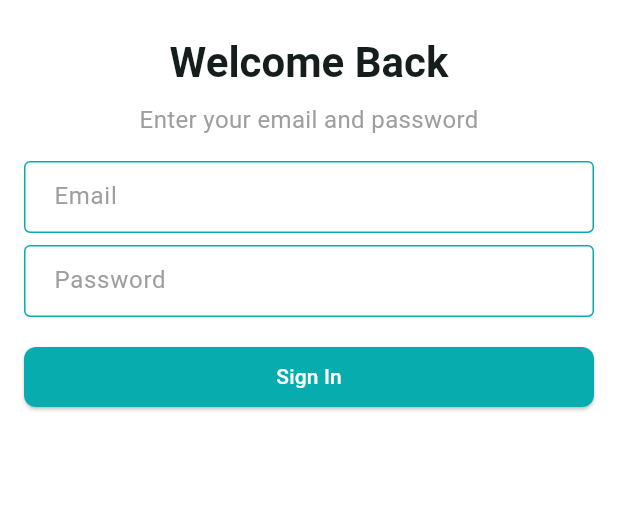
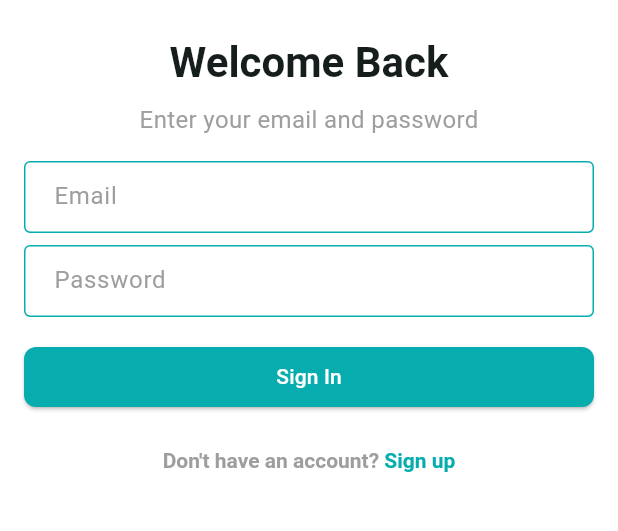
Before and after one commit to Safat11/E-commerce, a Flutter app: the screen it shows after launch, on a phone screen of 412 x 824 dp, the part 303-834 px from its top. Run offline on Flutter 3.47's test engine with Material 3 defaults, Android fonts, the phone set to English and light mode, and no system bars; our stand-ins replace firebase_core, firebase_crashlytics, flutter_svg, pin_code_fields; accounts and stored records are empty.

Commit message:
Review Screen -- Verify OTP Screen - SignIn-SignUp

```diff
--- a/lib/app/app_routes.dart
+++ b/lib/app/app_routes.dart
@@ -1,21 +1,26 @@
 import 'package:ecommerce/features/auth/ui/screens/sign_in_screen.dart';
+import 'package:ecommerce/features/auth/ui/screens/sign_up_screen.dart';
 import 'package:ecommerce/features/auth/ui/screens/splash_screen.dart';
+import 'package:ecommerce/features/auth/ui/screens/verify_otp_screen.dart';
 import 'package:flutter/material.dart';
 
 class AppRoutes {
-  static Route<dynamic> onGenerateRoute(RouteSettings settings){
+  static Route<dynamic> onGenerateRoute(RouteSettings settings) {
     late Widget route;
-    if(settings.name == SplashScreen.name){
+    if (settings.name == SplashScreen.name) {
       route = SplashScreen();
+    } else if (settings.name == SignInScreen.name) {
+      route = const SignInScreen();
+    } else if (settings.name == SignUpScreen.name) {
+      route = const SignUpScreen();
     }
-    else if(settings.name == SignInScreen.name){
-      route = const SignInScreen();
+    else if (settings.name == VerifyOtpScreen.name) {
+      route = const VerifyOtpScreen();
     }
-
-
     return MaterialPageRoute(
       builder: (context) {
         return route;
-      });
+      },
+    );
   }
 }
--- a/lib/features/auth/ui/screens/sign_in_screen.dart
+++ b/lib/features/auth/ui/screens/sign_in_screen.dart
@@ -1,8 +1,10 @@
 import 'package:ecommerce/app/app_colors.dart';
 import 'package:ecommerce/core/extensions/localization_extension.dart';
+import 'package:ecommerce/features/auth/ui/screens/sign_up_screen.dart';
 import 'package:ecommerce/features/auth/ui/widgets/app_logo.dart';
 import 'package:ecommerce/l10n/app_localizations.dart';
 import 'package:firebase_crashlytics/firebase_crashlytics.dart';
+import 'package:flutter/gestures.dart';
 import 'package:flutter/material.dart';
 
 class SignInScreen extends StatefulWidget {
@@ -30,7 +32,7 @@ class _SignInScreenState extends State<SignInScreen> {
               const SizedBox(height: 24),
               Text(
                 context.localizations.welcomeBack,
-              style: textTheme.titleLarge
+                style: textTheme.titleLarge,
               ),
               const SizedBox(height: 8),
               Text(
@@ -39,20 +41,42 @@ class _SignInScreenState extends State<SignInScreen> {
               ),
               const SizedBox(height: 16),
               TextFormField(
-              decoration: InputDecoration(hintText: context.localizations.email),
+                decoration: InputDecoration(
+                  hintText: context.localizations.email,
+                ),
               ),
               const SizedBox(height: 8),
               TextFormField(
-              decoration: InputDecoration(hintText: context.localizations.password),
+                obscureText: true,
+                decoration: InputDecoration(
+                  hintText: context.localizations.password,
+                ),
               ),
               const SizedBox(height: 16),
               ElevatedButton(
-
-              onPressed: () {
-                FirebaseCrashlytics.instance.log('Sign In button pressed');
-                throw Exception("My custom error");
-              },
-              child:  Text(context.localizations.signIn),
+                onPressed: () {},
+                child: Text(context.localizations.signIn),
+              ),
+              const SizedBox(height: 24),
+              RichText(
+                text: TextSpan(
+                  text: "Don't have an account? ",
+                  style: TextStyle(
+                    color: Colors.grey,
+                    fontWeight: FontWeight.w600,
+                  ),
+                  children: [
+                    TextSpan(
+                      text: "Sign up",
+                      style: TextStyle(
+                        fontWeight: FontWeight.bold,
+                        color: AppColors.themeColor,
+                      ),
+                      recognizer: TapGestureRecognizer()
+                        ..onTap = _onTapSignUpButton
+                    ),
+                  ],
+                ),
               ),
             ],
           ),
@@ -60,4 +84,8 @@ class _SignInScreenState extends State<SignInScreen> {
       ),
     );
   }
+
+  void _onTapSignUpButton() {
+    Navigator.pushNamed(context, SignUpScreen.name);
   }
+}
--- a/lib/l10n/app_localizations.dart
+++ b/lib/l10n/app_localizations.dart
@@ -135,6 +135,66 @@ abstract class AppLocalizations {
   /// In en, this message translates to:
   /// **'Sign In'**
   String get signIn;
+
+  /// No description provided for @registerYourAccount.
+  ///
+  /// In en, this message translates to:
+  /// **'Register your account'**
+  String get registerYourAccount;
+
+  /// No description provided for @getStartedWithYourDetails.
+  ///
+  /// In en, this message translates to:
+  /// **'Get started with your details'**
+  String get getStartedWithYourDetails;
+
+  /// No description provided for @signUP.
+  ///
+  /// In en, this message translates to:
+  /// **'Sign Up'**
+  String get signUP;
+
+  /// No description provided for @firstName.
+  ///
+  /// In en, this message translates to:
+  /// **'First Name'**
+  String get firstName;
+
+  /// No description provided for @lastName.
+  ///
+  /// In en, this message translates to:
+  /// **'Last Name'**
+  String get lastName;
+
+  /// No description provided for @phone.
+  ///
+  /// In en, this message translates to:
+  /// **'Phone'**
+  String get phone;
+
+  /// No description provided for @deliveryAddress.
+  ///
+  /// In en, this message translates to:
+  /// **'Delivery Address'**
+  String get deliveryAddress;
+
+  /// No description provided for @enterYourOtpCode.
+  ///
+  /// In en, this message translates to:
+  /// **'Enter your OTP code'**
+  String get enterYourOtpCode;
+
+  /// No description provided for @aFourDigitCodeHasBeenSent.
+  ///
+  /// In en, this message translates to:
+  /// **'A four digits code has been sent to your email'**
+  String get aFourDigitCodeHasBeenSent;
+
+  /// No description provided for @verify.
+  ///
+  /// In en, this message translates to:
+  /// **'Verify'**
+  String get verify;
 }
 
 class _AppLocalizationsDelegate
--- a/pubspec.yaml
+++ b/pubspec.yaml
@@ -22,6 +22,7 @@ dependencies:
   firebase_core: ^4.0.0
   firebase_crashlytics: ^5.0.0
   firebase_analytics: ^12.0.0
+  pin_code_fields: ^8.0.1
 
 
 
```
Also changed, not shown: lib/features/auth/ui/screens/sign_up_screen.dart (added, +164 -0 lines), lib/features/auth/ui/screens/verify_otp_screen.dart (added, +85 -0 lines), lib/l10n/app_bn.arb (+11 -1 lines), lib/l10n/app_en.arb (+11 -1 lines), lib/l10n/app_es.arb (+11 -1 lines), lib/l10n/app_localizations_bn.dart (+31 -0 lines), lib/l10n/app_localizations_en.dart (+31 -0 lines), lib/l10n/app_localizations_es.dart (+31 -0 lines), pubspec.lock. Lines whose indentation alone changed are shown as unchanged.
